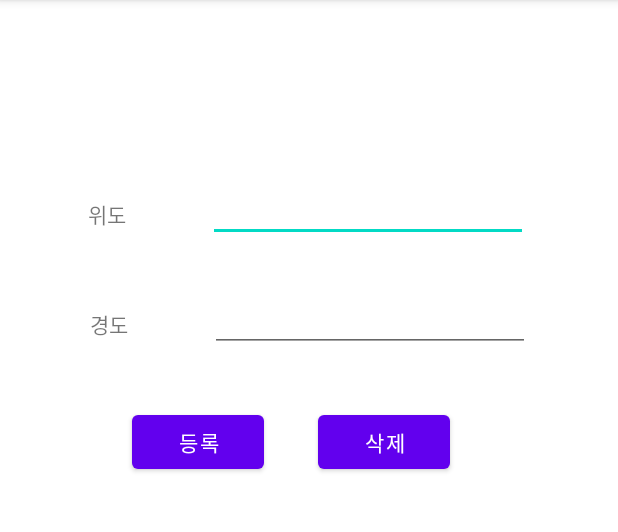
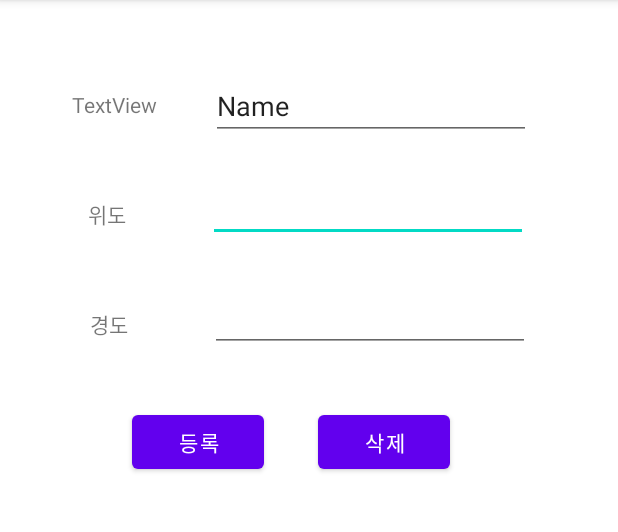
Before and after one commit to EunJiKim02/2022-Open-Sw-Developer-Conference, an Android app: the AddActivity screen opened directly, with no data from a screen before it, on a phone screen of 412 x 824 dp, the part 84-616 px from its top. Run offline under Robolectric (Android 15) with nearby library versions, the phone set to English and light mode, and no system bars; our stand-ins replace Firebase (no records; nobody signed in at launch, a user with empty details on screens opened directly).

Commit message:
데이터베이스 추가 작업중

```diff
--- a/app/build.gradle
+++ b/app/build.gradle
@@ -41,7 +41,7 @@ dependencies {
     implementation 'androidx.constraintlayout:constraintlayout:2.1.4'
     implementation 'com.google.android.gms:play-services-maps:18.1.0'
     implementation 'com.google.android.gms:play-services-location:20.0.0'
-    implementation 'com.google.firebase:firebase-firestore'
+    implementation 'com.google.firebase:firebase-firestore:24.3.0'
     testImplementation 'junit:junit:4.13.2'
     androidTestImplementation 'androidx.test.ext:junit:1.1.3'
     androidTestImplementation 'androidx.test.espresso:espresso-core:3.4.0'
--- a/app/src/main/java/com/gaebalsebal/Find_trashbin/AddActivity.java
+++ b/app/src/main/java/com/gaebalsebal/Find_trashbin/AddActivity.java
@@ -1,14 +1,71 @@
 package com.gaebalsebal.Find_trashbin;
 
+import static android.content.ContentValues.TAG;
+import static java.lang.Integer.parseInt;
+
 import android.os.Bundle;
+import android.util.Log;
+import android.view.View;
+import android.widget.Button;
+import android.widget.EditText;
 
+import androidx.annotation.NonNull;
 import androidx.appcompat.app.AppCompatActivity;
 
+import com.google.android.gms.tasks.OnFailureListener;
+import com.google.android.gms.tasks.OnSuccessListener;
+import com.google.firebase.firestore.DocumentReference;
+import com.google.firebase.firestore.FirebaseFirestore;
+
+
+import java.util.HashMap;
+import java.util.Map;
+
 public class AddActivity extends AppCompatActivity {
+
+
+
 
     @Override
     protected void onCreate(Bundle savedInstanceState) {
         super.onCreate(savedInstanceState);
+
         setContentView(R.layout.activity_add);
+
+        EditText latitudeText = findViewById(R.id.editTextNumber);
+        EditText longtitudeText = findViewById(R.id.editTextNumber2);
+        Button apply = findViewById(R.id.button);
+
+        FirebaseFirestore db = FirebaseFirestore.getInstance();
+
+
+        apply.setOnClickListener(new View.OnClickListener() {
+            @Override
+            public void onClick(View view) {
+
+
+                Map<String, Object> point = new HashMap<>();
+                point.put("latitude", parseInt(latitudeText.getText().toString()));
+                point.put("longtitude", parseInt(longtitudeText.getText().toString()));
+
+                db.collection("point")
+                        .add(point)
+                        .addOnSuccessListener(new OnSuccessListener<DocumentReference>() {
+                            @Override
+                            public void onSuccess(DocumentReference documentReference) {
+                                Log.d(TAG, "DocumentSnapshot added with ID: " + documentReference.getId());
+                            }
+                        })
+                        .addOnFailureListener(new OnFailureListener() {
+                            @Override
+                            public void onFailure(@NonNull Exception e) {
+                                Log.w(TAG, "Error adding document", e);
+                            }
+                        });
+            }
+        });
+
+
+
     }
 }
--- a/app/src/main/java/com/gaebalsebal/Find_trashbin/MapsActivity.java
+++ b/app/src/main/java/com/gaebalsebal/Find_trashbin/MapsActivity.java
@@ -18,7 +18,6 @@ import com.google.android.gms.maps.SupportMapFragment;
 import com.google.android.gms.maps.model.LatLng;
 import com.google.android.gms.maps.model.MarkerOptions;
 import com.google.android.material.floatingactionbutton.FloatingActionButton;
-import com.google.firebase.firestore.FirebaseFirestore;
 
 public class MapsActivity extends FragmentActivity implements OnMapReadyCallback {
 
@@ -46,7 +45,6 @@ public class MapsActivity extends FragmentActivity implements OnMapReadyCallback
         AddButton = findViewById(R.id.floatingActionButton6);
         CommunityButton = findViewById(R.id.floatingActionButton7);
 
-        FirebaseFirestore db = FirebaseFirestore.getInstance();
 
         GuideButton.setOnClickListener(new View.OnClickListener() {
                @Override
--- a/app/src/main/res/layout/activity_add.xml
+++ b/app/src/main/res/layout/activity_add.xml
@@ -68,4 +68,30 @@
         android:text="삭제"
         app:layout_constraintStart_toEndOf="@+id/button"
         app:layout_constraintTop_toBottomOf="@+id/editTextNumber2" />
+
+    <TextView
+        android:id="@+id/textView3"
+        android:layout_width="wrap_content"
+        android:layout_height="wrap_content"
+        android:layout_marginStart="48dp"
+        android:text="TextView"
+        app:layout_constraintBottom_toTopOf="@+id/textView"
+        app:layout_constraintStart_toStartOf="parent"
+        app:layout_constraintTop_toTopOf="parent"
+        app:layout_constraintVertical_bias="0.53" />
+
+    <EditText
+        android:id="@+id/editTextTextPersonName"
+        android:layout_width="wrap_content"
+        android:layout_height="wrap_content"
+        android:layout_marginStart="36dp"
+        android:layout_marginTop="48dp"
+        android:ems="10"
+        android:inputType="textPersonName"
+        android:text="Name"
+        app:layout_constraintEnd_toEndOf="parent"
+        app:layout_constraintHorizontal_bias="0.0"
+        app:layout_constraintStart_toEndOf="@+id/textView3"
+        app:layout_constraintTop_toTopOf="parent" />
+
 </androidx.constraintlayout.widget.ConstraintLayout>
```
Also changed, not shown: 1 other file.
